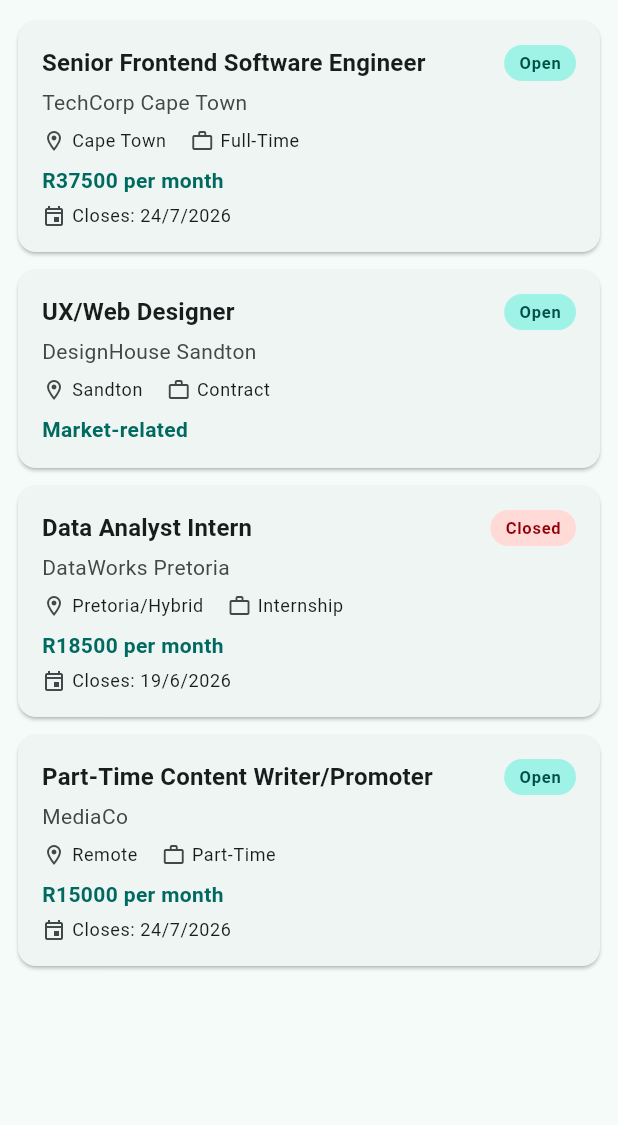
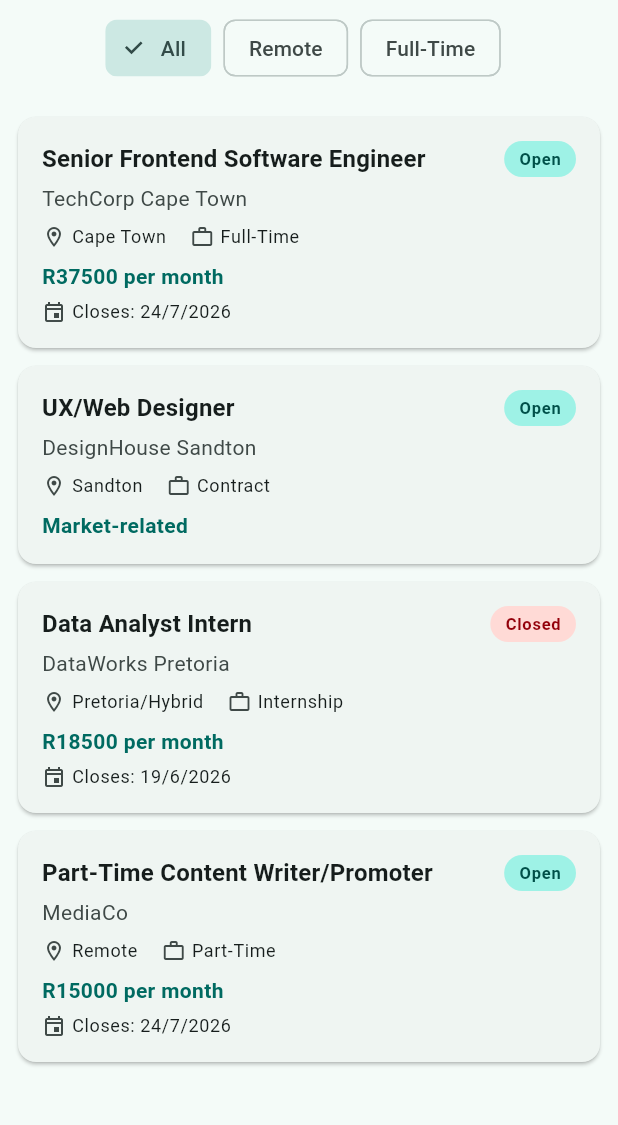
Before and after one commit to Kavin-Maziya/CareerHub_Mobile, a Flutter app: the screen it shows after launch, on a phone screen of 412 x 824 dp, the part 84-1209 px from its top. Run offline on Flutter 3.47's test engine with Material 3 defaults, Android fonts, the phone set to English and light mode, and no system bars.

Commit message:
feat: Part 2 - Migrate HomeScreen to data-driven ListView.builder

```diff
--- a/lib/main.dart
+++ b/lib/main.dart
@@ -1,8 +1,7 @@
 // lib/main.dart
 
+import 'package:careerhub_mobile/screens/home_screen.dart';
 import 'package:flutter/material.dart';
-import 'package:careerhub_mobile/models/job.dart';
-import 'package:careerhub_mobile/widgets/job_card.dart';
 
 void main() {
   runApp(const CareerHubApp());
@@ -26,69 +25,3 @@ class CareerHubApp extends StatelessWidget {
     );
   }
 }
-
-class HomeScreen extends StatelessWidget {
-  const HomeScreen({super.key});
-
-  static final List<Job> _jobs = [
-
-    //Job 1 - Fully populated, open job.
-    Job(
-      title: 'Senior Frontend Software Engineer',
-      company: 'TechCorp Cape Town',
-      location: 'Cape Town',
-      description: 'We are looking for a talented Senior Frontend Engineer...',
-      employmentType: 'Full-Time',
-      isOpen: true,
-      salary: 37500,
-      closingDate: DateTime(2026, 7, 24),
-    ),
-
-    // Job 2 - Open job, no salary disclosed, no closing date.
-    Job(
-      title: 'UX/Web Designer',
-      company: 'DesignHouse Sandton',
-      location: 'Sandton',
-      description: 'We are looking for a creative UX/Web Designer...',
-      employmentType: 'Contract',
-      isOpen: true,
-    ),
-
-    // Job 3 - Closed job via named constructor.
-    Job.closed(
-      title: 'Data Analyst Intern',
-      company: 'DataWorks Pretoria',
-      location: 'Pretoria/Hybrid',
-      description: 'We are looking for a Data Analyst Intern...',
-      employmentType: 'Internship',
-      salary: 18500,
-      closingDate: DateTime(2026, 6, 19),
-    ),
-
-    // Job 4 - Remote job via named constructor.
-    Job.remote(
-      title: 'Part-Time Content Writer/Promoter',
-      company: 'MediaCo',
-      description: 'We are looking for a Content Writer...',
-      employmentType: 'Part-Time',
-      isOpen: true,
-      salary: 15000,
-      closingDate: DateTime(2026, 7, 24),
-    ),
-  ];
-
-  @override
-  Widget build(BuildContext context) {
-    return Scaffold(
-      appBar: AppBar(
-        title: const Text('CareerHub'),
-        backgroundColor: Theme.of(context).colorScheme.primaryContainer,
-      ),
-      body: ListView.builder(
-        padding: const EdgeInsets.symmetric(vertical: 8),
-        itemCount: _jobs.length,
-        itemBuilder: (context, index) => JobCard(job: _jobs[index]),
-      ),
-    );
-  }
-}
--- /dev/null
+++ b/lib/screens/home_screen.dart
@@ -0,0 +1,103 @@
+import 'package:careerhub_mobile/models/job.dart';
+import 'package:careerhub_mobile/widgets/job_card.dart';
+import 'package:flutter/material.dart';
+
+class HomeScreen extends StatelessWidget {
+  const HomeScreen({super.key});
+
+  static final List<Job> _jobs = [
+
+    //Job 1 - Fully populated, open job.
+    Job(
+      title: 'Senior Frontend Software Engineer',
+      company: 'TechCorp Cape Town',
+      location: 'Cape Town',
+      description: 'We are looking for a talented Senior Frontend Engineer...',
+      employmentType: 'Full-Time',
+      isOpen: true,
+      salary: 37500,
+      closingDate: DateTime(2026, 7, 24),
+    ),
+
+    // Job 2 - Open job, no salary disclosed, no closing date.
+    Job(
+      title: 'UX/Web Designer',
+      company: 'DesignHouse Sandton',
+      location: 'Sandton',
+      description: 'We are looking for a creative UX/Web Designer...',
+      employmentType: 'Contract',
+      isOpen: true,
+    ),
+
+    // Job 3 - Closed job via named constructor.
+    Job.closed(
+      title: 'Data Analyst Intern',
+      company: 'DataWorks Pretoria',
+      location: 'Pretoria/Hybrid',
+      description: 'We are looking for a Data Analyst Intern...',
+      employmentType: 'Internship',
+      salary: 18500,
+      closingDate: DateTime(2026, 6, 19),
+    ),
+
+    // Job 4 - Remote job via named constructor.
+    Job.remote(
+      title: 'Part-Time Content Writer/Promoter',
+      company: 'MediaCo',
+      description: 'We are looking for a Content Writer...',
+      employmentType: 'Part-Time',
+      isOpen: true,
+      salary: 15000,
+      closingDate: DateTime(2026, 7, 24),
+    ),
+  ];
+
+  // Visual-only filter chips
+  static const List<String> _filters = ['All', 'Remote', 'Full-Time'];
+
+ @override
+  Widget build(BuildContext context) {
+    final theme = Theme.of(context);
+
+    return Scaffold(
+      appBar: AppBar(
+        title: const Text('CareerHub'),
+        backgroundColor: theme.colorScheme.primaryContainer,
+      ),
+
+       body: Column(
+        children: [
+          Padding(
+            padding: const EdgeInsets.symmetric(horizontal: 12, vertical: 8),
+            child: SingleChildScrollView(
+              scrollDirection: Axis.horizontal,
+              child: Row(
+                children: _filters
+                    .map(
+                      (label) => Padding(
+                        padding: const EdgeInsets.only(right: 8),
+                        child: ChoiceChip(
+                          label: Text(label),
+                          selected: label == 'All',
+                          onSelected: (_) {
+                            // Filtering logic upcoming
+                          },
+                        ),
+                      ),
+                    )
+                    .toList(),
+              ),
+            ),
+          ),
+          Expanded(
+            child: ListView.builder(
+              padding: const EdgeInsets.symmetric(vertical: 8),
+              itemCount: _jobs.length,
+              itemBuilder: (context, index) => JobCard(job: _jobs[index]),
+            ),
+          ),
+        ],
+      ),
+    );
+  }
+}
```
Also changed, not shown: 1 other file.
